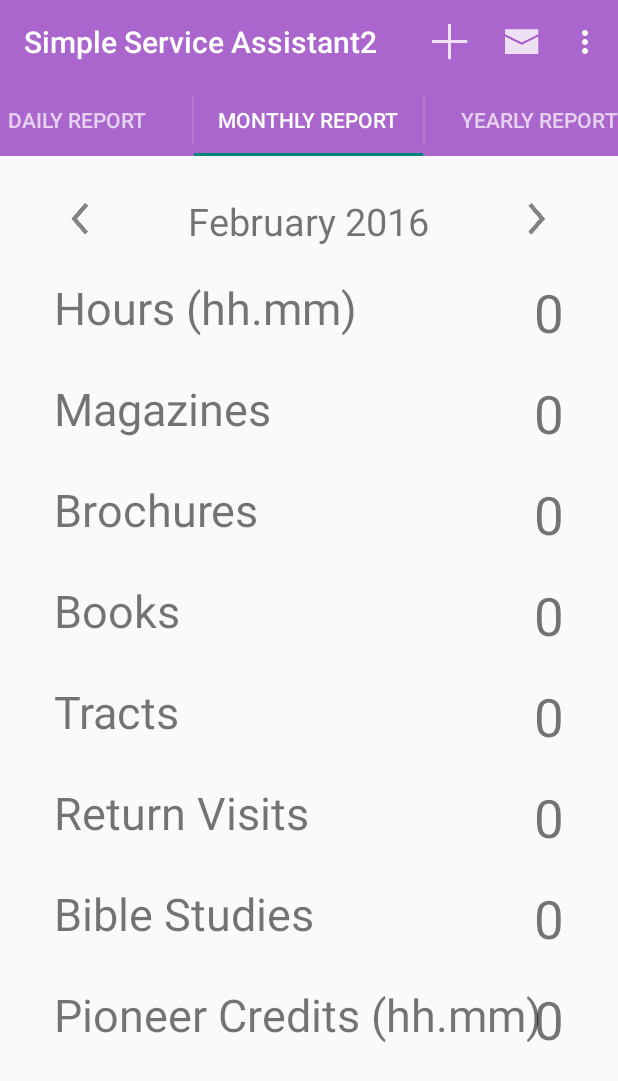
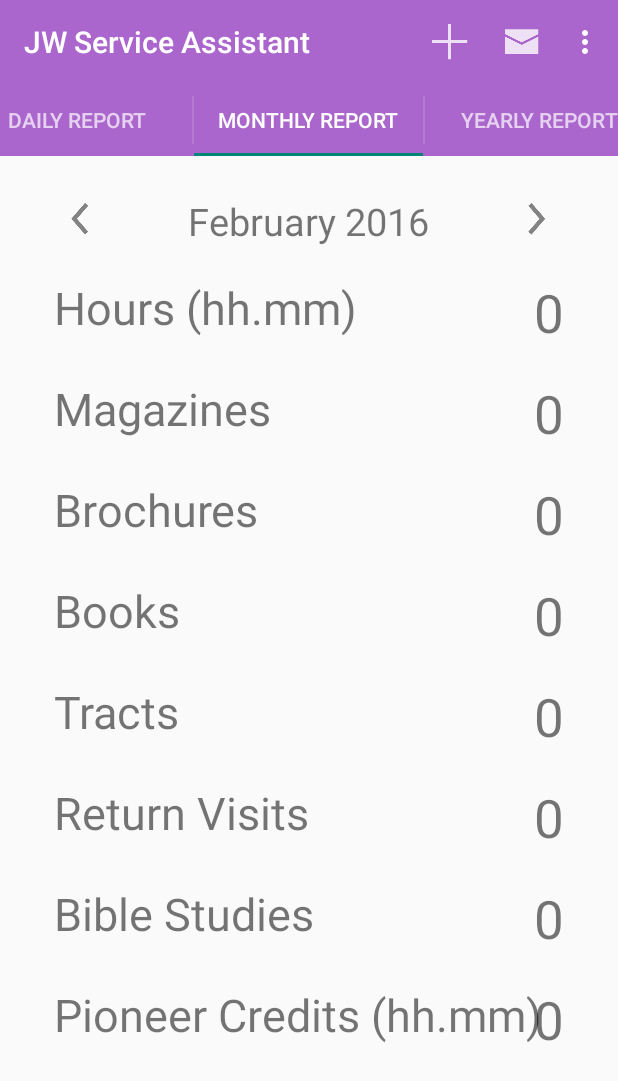
Before and after one commit to ImpDevJonesTech/SimpleServiceAssistant, an Android app: the screen it shows after launch (MainActivity), tab 2 chosen, on a phone screen of 412 x 824 dp. Shown: the top 1081 px of the screen. Run offline under Robolectric (Android 15) with nearby library versions, the phone set to English and light mode, and no system bars.

Commit message:
Added shared preferences for the themes and new app icon

```diff
--- a/app/src/main/java/jonestech/simpleserviceassistant/MainActivity.java
+++ b/app/src/main/java/jonestech/simpleserviceassistant/MainActivity.java
@@ -1,5 +1,6 @@
 package jonestech.simpleserviceassistant;
 import android.content.Intent;
+import android.content.SharedPreferences;
 import android.os.Build;
 import android.os.Bundle;
 import android.support.v4.app.Fragment;
@@ -33,19 +34,21 @@ public class MainActivity extends ActionBarActivity implements ActionBar.TabList
         super.onCreate(savedInstanceState);
         if (Build.VERSION.SDK_INT >= Build.VERSION_CODES.LOLLIPOP) {
             getWindow().addFlags(WindowManager.LayoutParams.FLAG_DRAWS_SYSTEM_BAR_BACKGROUNDS);
-            if(themeUtils.cTheme == themeUtils.PURPLE){
+            SharedPreferences prefs = getSharedPreferences("THEME_SELECTION", MODE_PRIVATE);
+            Integer theme = prefs.getInt("Theme_Color", themeUtils.GREEN);
+            if(theme == themeUtils.PURPLE){
                 getWindow().setStatusBarColor(getResources().getColor(R.color.dark_purple));
             }
-            if(themeUtils.cTheme == themeUtils.BLUE){
+            if(theme == themeUtils.BLUE){
                 getWindow().setStatusBarColor(getResources().getColor(R.color.dark_blue));
             }
-            if(themeUtils.cTheme == themeUtils.GREEN){
+            if(theme == themeUtils.GREEN){
                 getWindow().setStatusBarColor(getResources().getColor(R.color.dark_green));
             }
-            if(themeUtils.cTheme == themeUtils.RED){
+            if(theme == themeUtils.RED){
                 getWindow().setStatusBarColor(getResources().getColor(R.color.dark_red));
             }
-            if(themeUtils.cTheme == themeUtils.ORANGE){
+            if(theme == themeUtils.ORANGE){
                 getWindow().setStatusBarColor(getResources().getColor(R.color.dark_orange));
             }
         }
--- a/app/src/main/java/jonestech/simpleserviceassistant/themeUtils.java
+++ b/app/src/main/java/jonestech/simpleserviceassistant/themeUtils.java
@@ -1,6 +1,7 @@
 package jonestech.simpleserviceassistant;
 import android.app.Activity;
 import android.content.Intent;
+
 /**
  * Created by Josiah on 2/27/2015.
  */
--- a/app/src/main/res/values/strings.xml
+++ b/app/src/main/res/values/strings.xml
@@ -1,5 +1,5 @@
 <resources>
-    <string name="app_name">Simple Service Assistant2</string>
+    <string name="app_name">JW Service Assistant</string>
     <string name="title_section1">Daily Report</string>
     <string name="title_section2">Monthly Report</string>
     <string name="title_section3">Yearly Report</string>
@@ -51,7 +51,7 @@
     <string name="r_v">return visits</string>
     <string name="b_s">bible studies</string>
     <string name="p_c">hours of pioneer credits</string>
-    <string name="p_c-h_m">hours.minutes of pioneer credits</string>
+    <string name="p_c_h_m">hours.minutes of pioneer credits</string>
     <string name="report_for">Report for</string>
     <string name="no_checks">None of the Boxes Selected</string>
     <string name="no_email">No Report Stored for this Month</string>
```
Also changed, not shown: app/build.gradle (+4 -4 lines), app/src/main/java/jonestech/simpleserviceassistant/Theme_Picker.java (+9 -0 lines), app/src/main/res/drawable-hdpi/app_icon.png, app/src/main/res/drawable-mdpi/app_icon.png, app/src/main/res/drawable-xhdpi/app_icon.png, app/src/main/res/drawable-xxhdpi/app_icon.png, gradle/wrapper/gradle-wrapper.properties, 1 other file.
